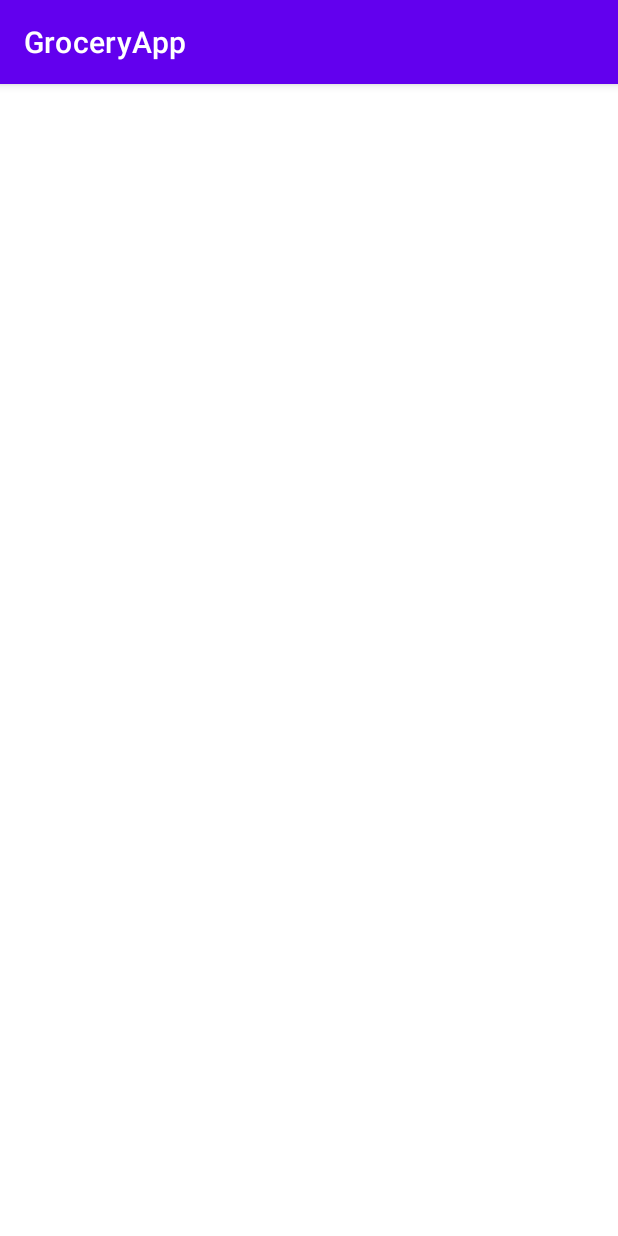
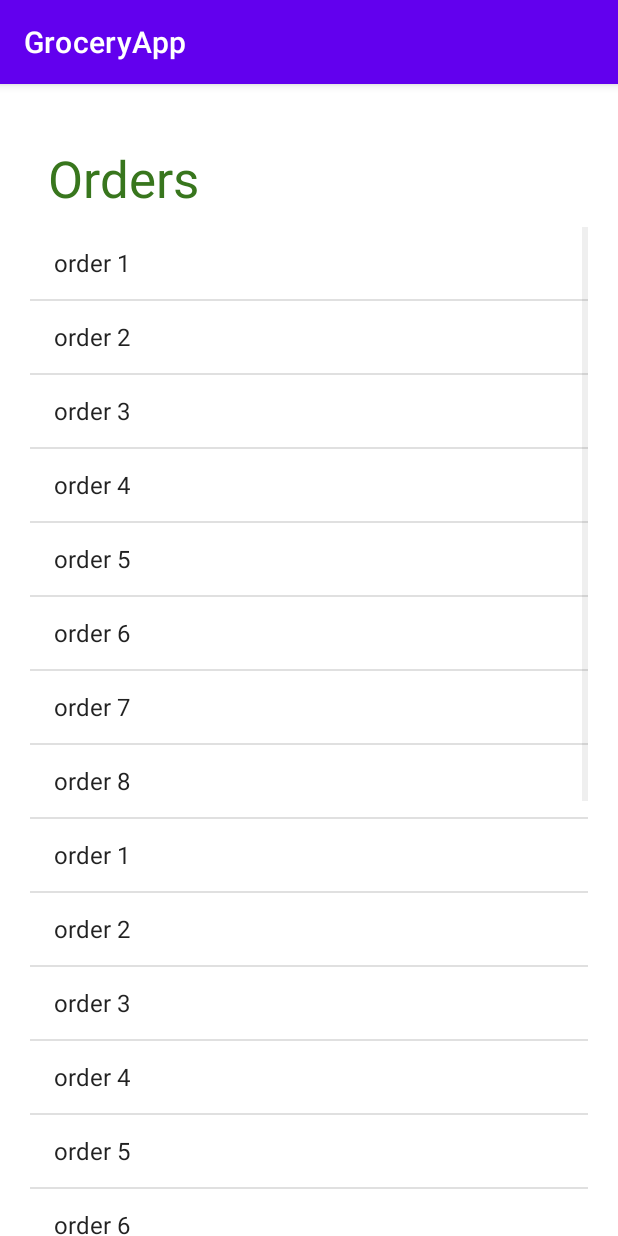
Before and after one commit to mmmelkadri/GroceryApp, an Android app: the OwnerOrders screen opened directly, with no data from a screen before it, on a phone screen of 412 x 824 dp. Run offline under Robolectric (Android 15) with nearby library versions, the phone set to English and light mode, and no system bars.

Commit message:
Created Owner Orders XML
created primitive list view for owner orders

```diff
--- a/app/src/main/java/com/example/groceryapp/OwnerOrders.java
+++ b/app/src/main/java/com/example/groceryapp/OwnerOrders.java
@@ -3,12 +3,57 @@ package com.example.groceryapp;
 import androidx.appcompat.app.AppCompatActivity;
 
 import android.os.Bundle;
+import android.view.View;
+import android.widget.AdapterView;
+import android.widget.ArrayAdapter;
+import android.widget.ListView;
+import android.widget.Toast;
+
+import java.util.ArrayList;
 
 public class OwnerOrders extends AppCompatActivity {
-
+    ListView listView;
     @Override
     protected void onCreate(Bundle savedInstanceState) {
         super.onCreate(savedInstanceState);
         setContentView(R.layout.activity_owner_orders);
+
+        listView=(ListView)findViewById(R.id.listview);
+
+        ArrayList<String> arrayList = new ArrayList<>();
+        arrayList.add("order 1");
+        arrayList.add("order 2");
+        arrayList.add("order 3");
+        arrayList.add("order 4");
+        arrayList.add("order 5");
+        arrayList.add("order 6");
+        arrayList.add("order 7");
+        arrayList.add("order 8");
+        arrayList.add("order 1");
+        arrayList.add("order 2");
+        arrayList.add("order 3");
+        arrayList.add("order 4");
+        arrayList.add("order 5");
+        arrayList.add("order 6");
+        arrayList.add("order 7");
+        arrayList.add("order 8");
+        arrayList.add("order 1");
+        arrayList.add("order 2");
+        arrayList.add("order 3");
+        arrayList.add("order 4");
+        arrayList.add("order 5");
+        arrayList.add("order 6");
+        arrayList.add("order 7");
+        arrayList.add("order 8");
+
+        ArrayAdapter arrayAdapter = new ArrayAdapter(this,android.R.layout.simple_list_item_1, arrayList);
+        listView.setAdapter(arrayAdapter);
+
+        listView.setOnItemClickListener(new AdapterView.OnItemClickListener(){
+                @Override
+                public void onItemClick(AdapterView<?> adapterView, View view, int i, long l){
+                    Toast.makeText(OwnerOrders.this, "clicked item " + i +arrayList.get(i).toString(), Toast.LENGTH_SHORT).show();
+                }
+        });
     }
 }
--- a/app/src/main/res/layout/activity_create_new_item.xml
+++ b/app/src/main/res/layout/activity_create_new_item.xml
@@ -40,8 +40,8 @@
         android:id="@+id/textView"
         android:layout_width="wrap_content"
         android:layout_height="wrap_content"
-        android:layout_marginStart="24dp"
-        android:layout_marginTop="36dp"
+        android:layout_marginStart="32dp"
+        android:layout_marginTop="40dp"
         android:fontFamily="@font/open_sans_bold"
         android:text="@string/new_item_title"
         android:textColor="#38761d"
--- a/app/src/main/res/layout/activity_owner_orders.xml
+++ b/app/src/main/res/layout/activity_owner_orders.xml
@@ -6,4 +6,28 @@
     android:layout_height="match_parent"
     tools:context=".OwnerOrders">
 
+    <TextView
+        android:id="@+id/textView2"
+        android:layout_width="wrap_content"
+        android:layout_height="wrap_content"
+        android:layout_marginStart="32dp"
+        android:layout_marginTop="40dp"
+        android:text="@string/orders"
+        android:textColor="#38761d"
+        android:textSize="34sp"
+        app:layout_constraintStart_toStartOf="parent"
+        app:layout_constraintTop_toTopOf="parent"
+        tools:fontFamily="@font/open_sans_bold" />
+
+    <ListView
+        android:id="@+id/listview"
+        android:layout_width="0dp"
+        android:layout_height="0dp"
+        android:layout_marginStart="20dp"
+        android:layout_marginTop="10dp"
+        android:layout_marginEnd="20dp"
+        app:layout_constraintBottom_toBottomOf="parent"
+        app:layout_constraintEnd_toEndOf="parent"
+        app:layout_constraintStart_toStartOf="parent"
+        app:layout_constraintTop_toBottomOf="@+id/textView2" />
 </androidx.constraintlayout.widget.ConstraintLayout>
```
